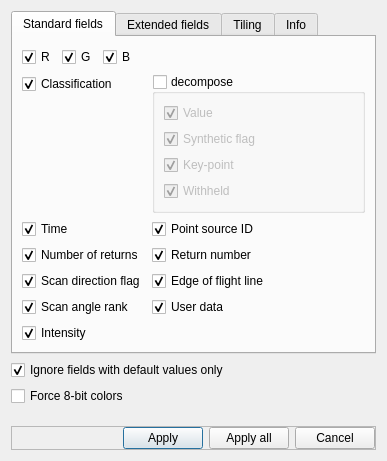
Old version of the form plugins/core/IO/qPDALIO/ui/openLASFileDlg.ui in the repository CloudCompare/CloudCompare.
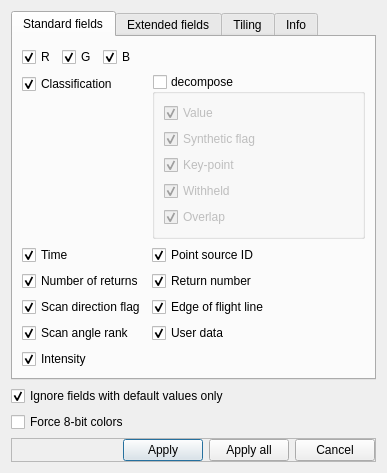
New version of the form.

Commit message: - the standard LAS filter now handles the OVERLAP classification bit (for point format >= 6) - improved/fixed management of classification and classification flags

What changed in the file:
```diff
--- a/plugins/core/IO/qPDALIO/ui/openLASFileDlg.ui
+++ b/plugins/core/IO/qPDALIO/ui/openLASFileDlg.ui
@@ -149,6 +149,16 @@
               </property>
              </widget>
             </item>
+            <item>
+             <widget class="QCheckBox" name="classifOverlapCheckBox">
+              <property name="text">
+               <string>Overlap</string>
+              </property>
+              <property name="checked">
+               <bool>true</bool>
+              </property>
+             </widget>
+            </item>
            </layout>
           </widget>
          </item>
```
The commit also changes 5 other files.
